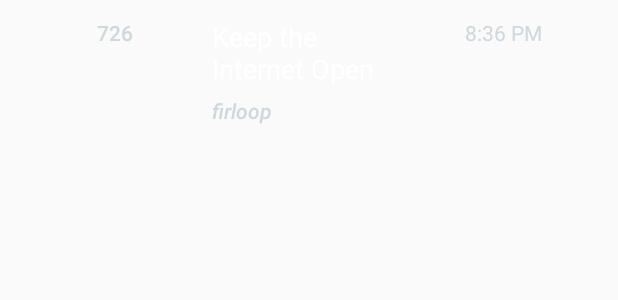
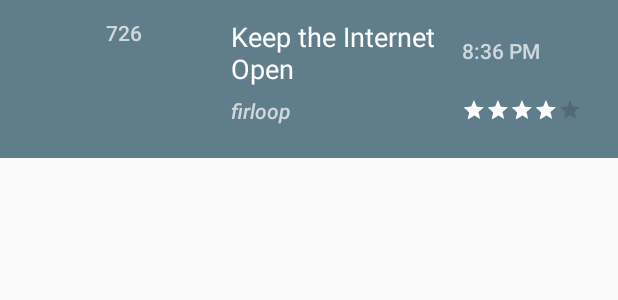
Before and after one commit to dahano/newsDigest, an Android app: the layout list_item.xml on its own in the app's theme, with its tools: preview values and no code run, on a phone screen of 412 x 824 dp. Shown: the top 300 px of the screen. Run offline under Robolectric (Android 15) with nearby library versions, the phone set to English and light mode, and no system bars.

Commit message:
Added RatingBar

```diff
--- a/app/src/main/java/com/example/ofirdahan/newsdigest/Models/Story.java
+++ b/app/src/main/java/com/example/ofirdahan/newsdigest/Models/Story.java
@@ -14,7 +14,7 @@ public class Story {
     int points;
     List<Story> hits;
 
-    public Story(Long created_at_i, String title, String author, String url, int points) {
+    public Story(Long created_at_i, String title, String author, String url, int points, float rating) {
         this.created_at_i = created_at_i;
         this.title = title;
         this.author = author;
@@ -44,7 +44,6 @@ public class Story {
 
 
     public String getPoints() {
-
         return String.valueOf(points);
     }
 
--- a/app/src/main/res/layout/list_item.xml
+++ b/app/src/main/res/layout/list_item.xml
@@ -6,7 +6,8 @@
     android:layout_width="match_parent"
     android:layout_height="wrap_content"
     android:minHeight="?android:attr/listPreferredItemHeight"
-    android:padding="12dip">
+    android:padding="12dip"
+    tools:background="#607D8B">
 
     <TextView
         android:id="@+id/storyPoints"
@@ -45,12 +46,34 @@
 
     </LinearLayout>
 
-    <TextView
-        android:id="@+id/created_at"
-        android:layout_width="0dip"
+    <LinearLayout
+        android:layout_width="wrap_content"
         android:layout_height="wrap_content"
-        android:layout_weight="25"
-        android:gravity="center"
-        android:textColor="#CFD8DC"
-        tools:text="8:36 PM"/>
+        android:minHeight="?android:attr/listPreferredItemHeight"
+        android:orientation="vertical"
+        android:padding="12dip"
+        tools:background="#607D8B">
+
+        <TextView
+            android:id="@+id/created_at"
+            android:layout_width="wrap_content"
+            android:layout_height="wrap_content"
+            android:layout_weight="25"
+            android:fontFamily="sans-serif-medium"
+            android:gravity="center"
+            android:textColor="#CFD8DC"
+            tools:text="8:36 PM" />
+
+        <RatingBar
+            android:id="@+id/ratingBar"
+            style="?android:attr/ratingBarStyleSmall"
+            android:layout_width="wrap_content"
+            android:layout_height="wrap_content"
+            android:numStars="5"
+            android:paddingTop="22dp"
+            tools:rating="4" />
+
+    </LinearLayout>
+
+
 </LinearLayout>
```
Also changed, not shown: app/src/main/java/com/example/ofirdahan/newsdigest/Adapters/StoryRecAdapter.java (+17 -4 lines).
